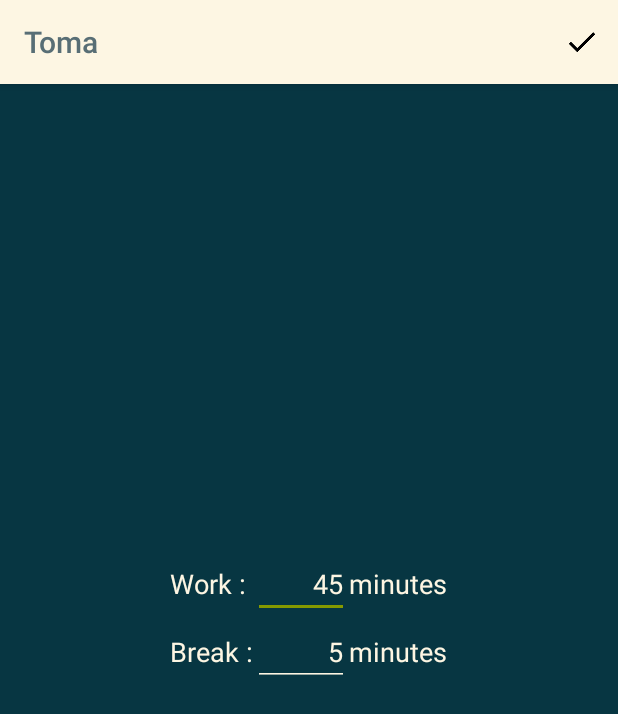
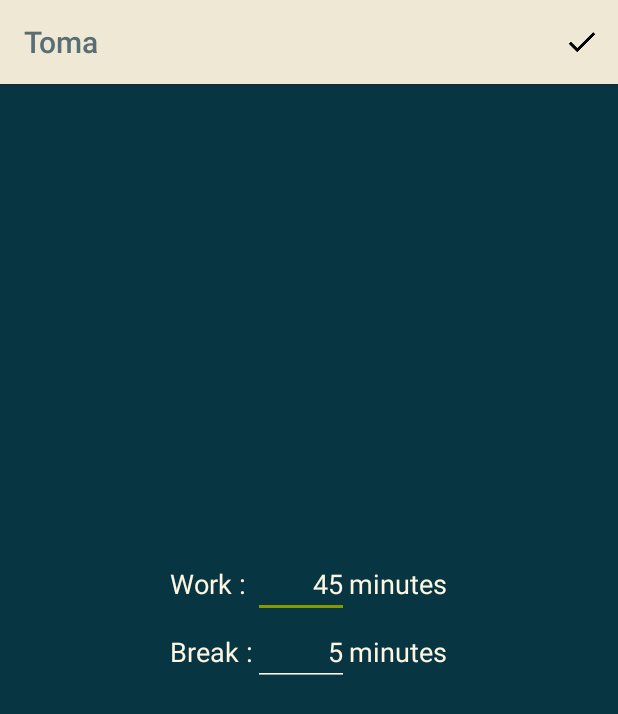
Before and after one commit to taromurao/toma, an Android app: the SettingsActivity screen opened directly, with no data from a screen before it, on a phone screen of 412 x 824 dp. Shown: the top 714 px of the screen. Run offline under Robolectric (Android 15) with nearby library versions, the light colour scheme and no system bars.

Commit message:
Improve text appearance of the clock.

```diff
--- a/app/src/main/java/tm/toma/TimerService.kt
+++ b/app/src/main/java/tm/toma/TimerService.kt
@@ -167,7 +167,7 @@ class TimerService : Service(), Loggable {
 }
 
 private fun pretty(time: Long): String =
-        listOf(minutes(time), secs(time)).joinToString(":") { it.toString().padStart(2, '0') }
+        listOf(minutes(time), secs(time)).joinToString(".") { it.toString().padStart(2, '0') }
 
 private fun minutes(time: Long): Long = (time / 1000) / 60
 
--- a/app/src/main/res/values/colors.xml
+++ b/app/src/main/res/values/colors.xml
@@ -18,8 +18,8 @@
     <color name="cyan">#2AA198</color>
     <color name="green">#859900</color>
 
-    <color name="colorPrimary">@color/base3</color>
-    <color name="colorPrimaryDark">@color/base2</color>
+    <color name="colorPrimary">@color/base2</color>
+    <color name="colorPrimaryDark">@color/base02</color>
     <color name="colorAccent">@color/green</color>
     <color name="textColorPrimary">@color/base01</color>
     <color name="textColorSecondary">@color/base3</color>
--- a/app/src/main/res/values/dimens.xml
+++ b/app/src/main/res/values/dimens.xml
@@ -3,4 +3,5 @@
     <dimen name="activity_horizontal_margin">16dp</dimen>
     <dimen name="activity_vertical_margin">16dp</dimen>
     <dimen name="font_size_large">30sp</dimen>
+    <dimen name="clock_text_size">60sp</dimen>
 </resources>
```
Also changed, not shown: app/src/main/res/layout/fragment_stop.xml (+2 -6 lines), app/src/main/res/values/styles.xml (+15 -0 lines).
